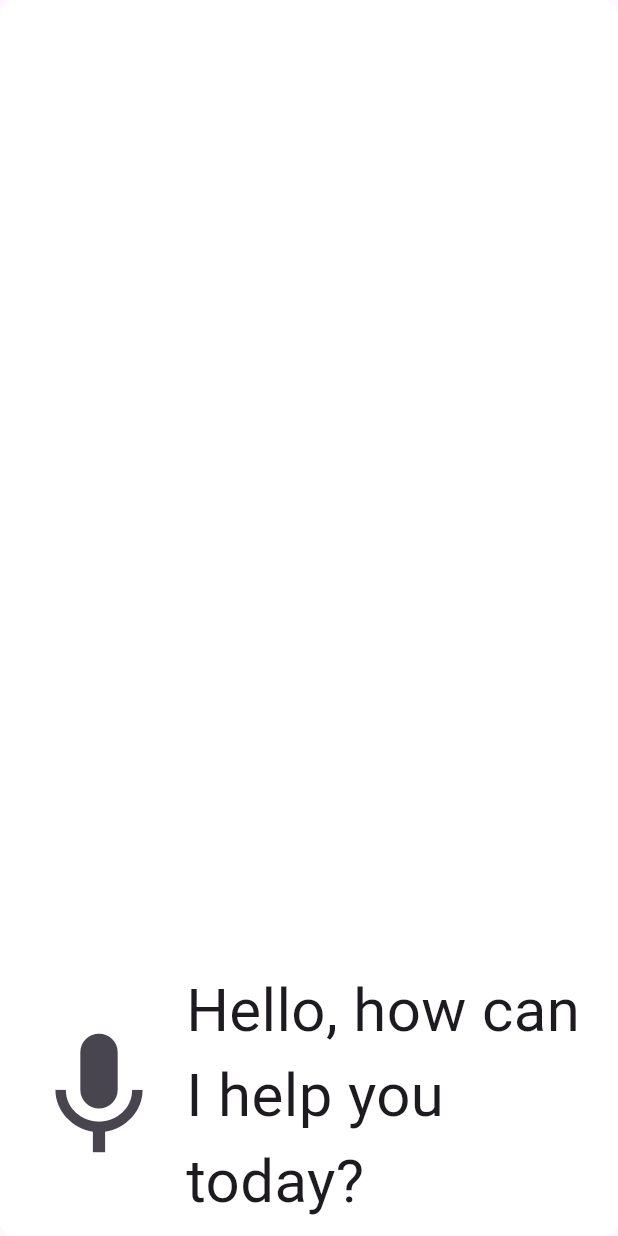
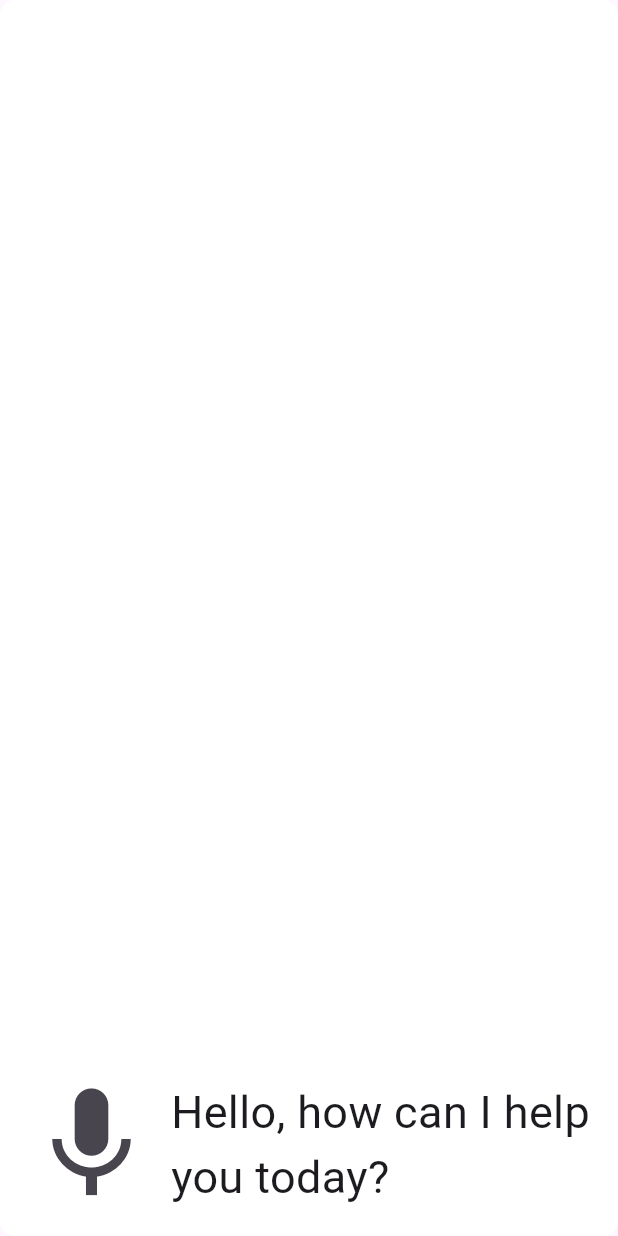
Before and after one commit to nolanreyes/HelpKiosk-FrontendFlutter, a Flutter app: the ChatBotWidget widget shown alone on an empty page, opened directly, on a phone screen of 412 x 824 dp. Run offline on Flutter 3.47's test engine with Material 3 defaults, Android fonts, the phone set to English and light mode, and no system bars; our stand-ins replace get, google_maps_flutter, location; network calls fail.

Commit message:
Backup before upgrade

```diff
--- a/lib/widgets/chatbot_widget.dart
+++ b/lib/widgets/chatbot_widget.dart
@@ -35,7 +35,7 @@ class _ChatBotWidgetState extends State<ChatBotWidget> {
                   // Microphone button
                   IconButton(
                     icon: Icon(Icons.mic),
-                    iconSize: 100.0,
+                    iconSize: 90.0,
                     onPressed: () {
                       // TODO: Handle voice input
                     },
@@ -44,7 +44,7 @@ class _ChatBotWidgetState extends State<ChatBotWidget> {
                   Expanded(
                     child: Text(
                       _greetingMessage,
-                      style: TextStyle(fontSize: 40.0),
+                      style: TextStyle(fontSize: 30.0),
                     ),
                   ),
                 ],
--- a/lib/widgets/resource_selector.dart
+++ b/lib/widgets/resource_selector.dart
@@ -50,7 +50,7 @@ class ResourceSelector extends StatelessWidget {
           ? GridView.count(
               crossAxisCount: 2,
               crossAxisSpacing: 5,
-              mainAxisSpacing: 50,
+              mainAxisSpacing: 35,
               shrinkWrap: true,
               physics: NeverScrollableScrollPhysics(),
               children: buttons)
```
Also changed, not shown: lib/widgets/balance_display.dart (+4 -4 lines).
